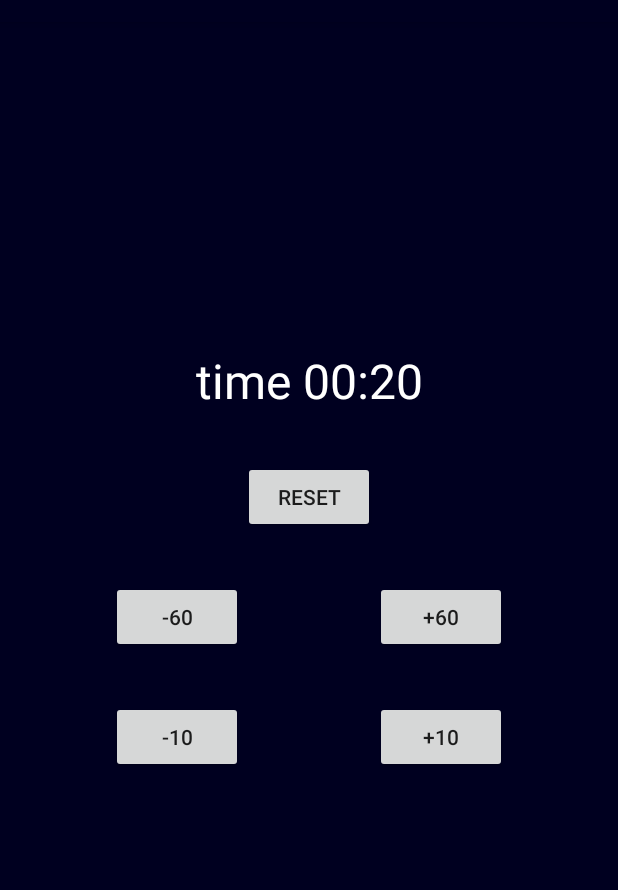
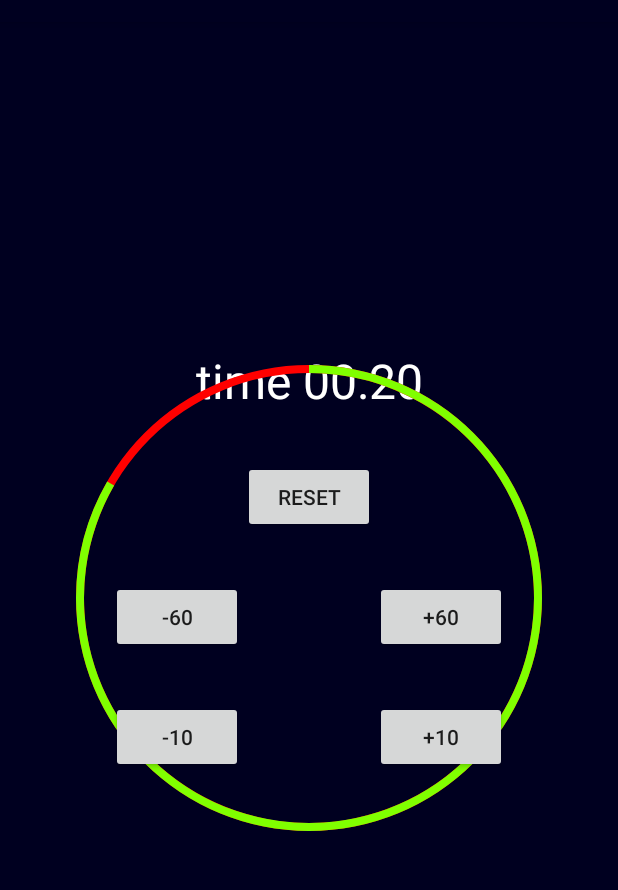
Before and after one commit to yuki-kamikita/PreTimer, an Android app: the screen it shows after launch (MainActivity), after a tap on "-10", on a phone screen of 412 x 824 dp, the part 62-952 px from its top. Run offline under Robolectric (Android 15) with nearby library versions, the phone set to English and light mode, and no system bars.

Commit message:
タイマー機能完成
ProgressBar追加
音声追加

残り
preTime入力
レイアウト変更

```diff
--- a/app/src/main/java/com/example/pretimer/MainActivity.kt
+++ b/app/src/main/java/com/example/pretimer/MainActivity.kt
@@ -1,24 +1,25 @@
 package com.example.pretimer
 
 import android.content.Context
+import android.media.AudioAttributes
 import android.media.SoundPool
+import android.os.*
 import androidx.appcompat.app.AppCompatActivity
-import android.os.Bundle
-import android.os.CountDownTimer
-import android.os.VibrationEffect
-import android.os.Vibrator
 import kotlinx.android.synthetic.main.activity_main.*
 import kotlin.math.ceil
 import kotlin.math.floor
 
+
 class MainActivity : AppCompatActivity() {
     /* 設定 */
-    val timePreset: Long = 30000 // ms
+    private val timePreset: Long = 30000 // ms
     var preTime: Long = 5 // s
 
     /* 関数初期化 */
     var timeMillis: Long = timePreset
     var timer: Timer? = null // null == 停止中 / null != 稼働中
+    private lateinit var soundPool: SoundPool
+    private var alert = 0
 
     /* 残り時間 (ms)→(分：秒) 表示用テキスト変換 */
     private fun formatText(time: Long): String {
@@ -27,32 +28,42 @@ class MainActivity : AppCompatActivity() {
         return "time %02.0f:%02.0f".format(m,s)
     }
 
+    /* 時間変更 */
+    private fun addTime(add: Long) {
+        timeMillis += add
+        timeText.text = formatText(timeMillis)
+    }
+
     /* 全体 */
     override fun onCreate(savedInstanceState: Bundle?) {
         super.onCreate(savedInstanceState)
         setContentView(R.layout.activity_main)
 
-        timeText.setText(formatText(timePreset))
+        // 初期表示
+        timeText.text = formatText(timePreset)
+        progressBar.max = timePreset.toInt()
+        progressBar.secondaryProgress = (timePreset - preTime * 1000).toInt()
+
+        // 音声ファイル指定
+        val audioAttributes= AudioAttributes.Builder().setUsage(AudioAttributes.USAGE_GAME).setContentType(AudioAttributes.CONTENT_TYPE_SPEECH).build()
+        soundPool = SoundPool.Builder().setAudioAttributes(audioAttributes).setMaxStreams(2).build()
+        alert = soundPool.load(this, R.raw.decision2, 1)
 
         // 時間変動（暫定）
         buttonAdd1m.setOnClickListener {
-            timeMillis += 60000
-            timeText.setText(formatText(timeMillis))
+            addTime(60000)
         }
         buttonAdd10s.setOnClickListener {
-            timeMillis += 10000
-            timeText.setText(formatText(timeMillis))
+            addTime(10000)
         }
         buttonSub1m.setOnClickListener {
             if (timeMillis > 60000) {
-                timeMillis -= 60000
-                timeText.setText(formatText(timeMillis))
+                addTime(-60000)
             }
         }
         buttonSub10s.setOnClickListener {
             if (timeMillis > 10000) {
-                timeMillis -= 10000
-                timeText.setText(formatText(timeMillis))
+                addTime(-10000)
             }
         }
 
@@ -63,7 +74,6 @@ class MainActivity : AppCompatActivity() {
                     startTimer(timeMillis)
                 }
             } else {
-                timer?.stopVib()
                 timer?.cancel()
                 timer = null
             }
@@ -72,11 +82,10 @@ class MainActivity : AppCompatActivity() {
 
         // リセットボタン押下
         buttonReset.setOnClickListener {
-            timer?.stopVib()
             timer?.cancel()
             timer = null
             timeMillis = timePreset
-            timeText.setText(formatText(timeMillis))
+            timeText.text = formatText(timeMillis)
         }
     }
 
@@ -84,32 +93,48 @@ class MainActivity : AppCompatActivity() {
     private fun startTimer(time :Long = timePreset) {
         timer = Timer(time)
         timer?.start()
+
+        // 進捗管理
+        progressBar.max = time.toInt()
+        progressBar.secondaryProgress = (time - preTime * 1000).toInt()
     }
 
     /* タイマー */
     inner class Timer(millis: Long): CountDownTimer(millis,1000) {
+        private var millis = millis
         private val vibrator: Vibrator = getSystemService(Context.VIBRATOR_SERVICE) as Vibrator
-//        private val vibrationEffect: VibrationEffect = VibrationEffect.createWaveform(longArrayOf(200, 200), 1)
+        private val vibEnd = longArrayOf(200,200 ,200,200 ,200,200 ,200,200 ,200,200)
 
         override fun onFinish() {
             timeMillis = 0
-            timeText.setText("End")
+            timeText.text = "End"
             timer = null
-            vibrator.vibrate(longArrayOf(200,200 ,200,200 ,200,200 ,200,200 ,200,200), -1)
+            progressBar.progress = 0
 
-//            vibrator.vibrate(vibrationEffect)
+            if(Build.VERSION.SDK_INT < Build.VERSION_CODES.O) { // ~ API25 OS7.1.2
+                vibrator.vibrate(vibEnd, -1)
+            } else { // API26 OS8.0 ~
+                val vibrationEffect: VibrationEffect = VibrationEffect.createWaveform(vibEnd, -1)
+                vibrator.vibrate(vibrationEffect)
+            }
+            soundPool.play(alert,1.0f,1.0f,0,4,2.0f)
         }
 
         override fun onTick(millisUntilFinished: Long) {
-            timeText.setText(formatText(millisUntilFinished))
+            timeText.text = formatText(millisUntilFinished)
             timeMillis = millisUntilFinished
-            if (timeMillis/1000 == preTime) {
-                vibrator.vibrate(200)
+            progressBar.progress = (millis - timeMillis).toInt()
+
+            if (timeMillis/1000 == preTime-1) { // 1回振動
+                if(Build.VERSION.SDK_INT < Build.VERSION_CODES.O) { // ~ API25 OS7.1.2
+                    vibrator.vibrate(200)
+                } else { // API26 OS8.0 ~
+                    val vibrationEffect: VibrationEffect = VibrationEffect.createWaveform(longArrayOf(200,200), -1)
+                    vibrator.vibrate(vibrationEffect)
+                }
+                soundPool.play(alert,1.0f,1.0f,0,0,2.0f)
             }
         }
 
-        fun stopVib() {
-            vibrator.cancel()
-        }
     }
 }
--- /dev/null
+++ b/app/src/main/res/drawable/progress.xml
@@ -0,0 +1,34 @@
+<?xml version="1.0" encoding="utf-8"?>
+<layer-list
+    xmlns:android="http://schemas.android.com/apk/res/android">
+    <item android:id="@android:id/background">
+        <shape
+            android:shape="ring"
+            android:innerRadius="150dp"
+            android:thickness="5dp"
+            android:useLevel="false">
+            <solid
+                android:color="#ff0000"/>
+        </shape>
+    </item>
+    <item android:id="@android:id/secondaryProgress">
+        <shape
+            android:shape="ring"
+            android:innerRadius="150dp"
+            android:thickness="5dp"
+            android:useLevel="true">
+            <solid
+                android:color="#80ff00"/>
+        </shape>
+    </item>
+    <item android:id="@android:id/progress">
+        <shape
+            android:shape="ring"
+            android:innerRadius="150dp"
+            android:thickness="5dp"
+            android:useLevel="true">
+            <solid
+                android:color="@color/colorPrimary"/>
+        </shape>
+    </item>
+</layer-list>
--- a/app/src/main/res/layout/activity_main.xml
+++ b/app/src/main/res/layout/activity_main.xml
@@ -5,7 +5,7 @@
     android:id="@+id/backGround"
     android:layout_width="match_parent"
     android:layout_height="match_parent"
-    android:background="#000020"
+    android:background="@color/colorPrimary"
     tools:context=".MainActivity">
 
     <TextView
@@ -74,4 +74,20 @@
         app:layout_constraintStart_toEndOf="@+id/buttonReset"
         app:layout_constraintTop_toTopOf="@+id/buttonSub10s" />
 
+    <ProgressBar
+        android:id="@+id/progressBar"
+        style="@android:style/Widget.ProgressBar.Horizontal"
+        android:layout_width="320dp"
+        android:layout_height="320dp"
+        android:layout_margin="30dp"
+        android:indeterminateOnly="false"
+        android:progressDrawable="@drawable/progress"
+        android:rotation="-90"
+        app:layout_constraintBottom_toBottomOf="parent"
+        app:layout_constraintEnd_toEndOf="parent"
+        app:layout_constraintHorizontal_bias="0.5"
+        app:layout_constraintStart_toStartOf="parent"
+        app:layout_constraintTop_toTopOf="parent" />
+
+
 </androidx.constraintlayout.widget.ConstraintLayout>
--- a/app/src/main/res/values/strings.xml
+++ b/app/src/main/res/values/strings.xml
@@ -6,4 +6,5 @@
     <string name="buttonSub10">-10</string>
     <string name="buttonAdd1">+60</string>
     <string name="buttonAdd10">+10</string>
+    <string name="button">Button</string>
 </resources>
```
Also changed, not shown: 1 other file.
